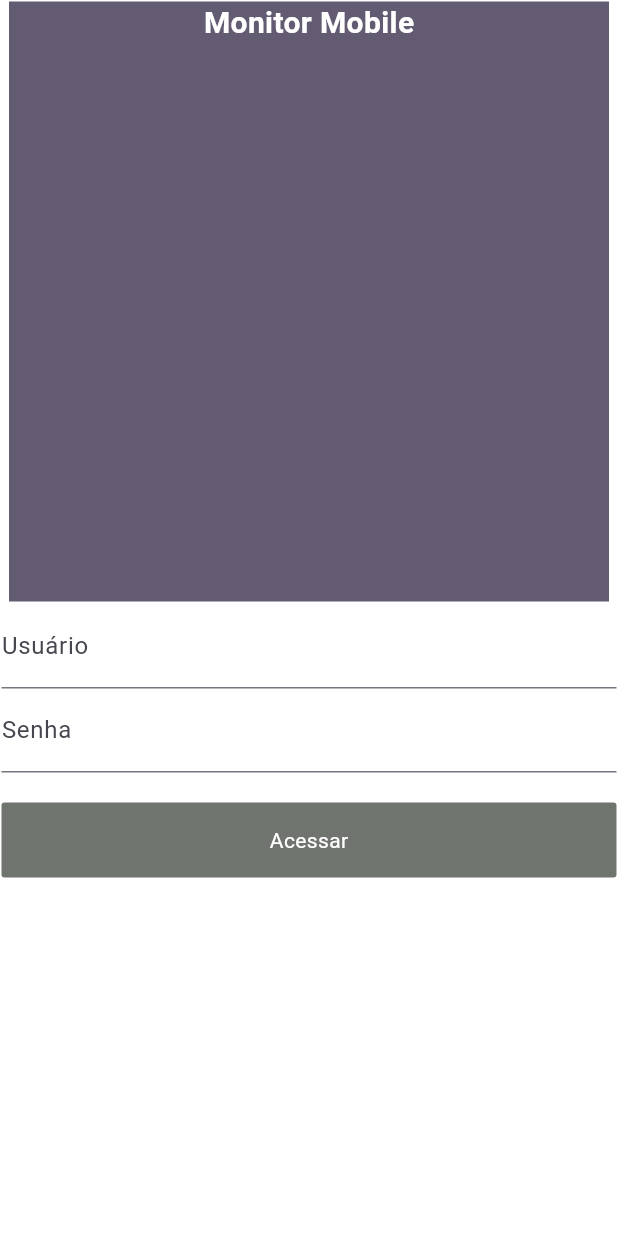
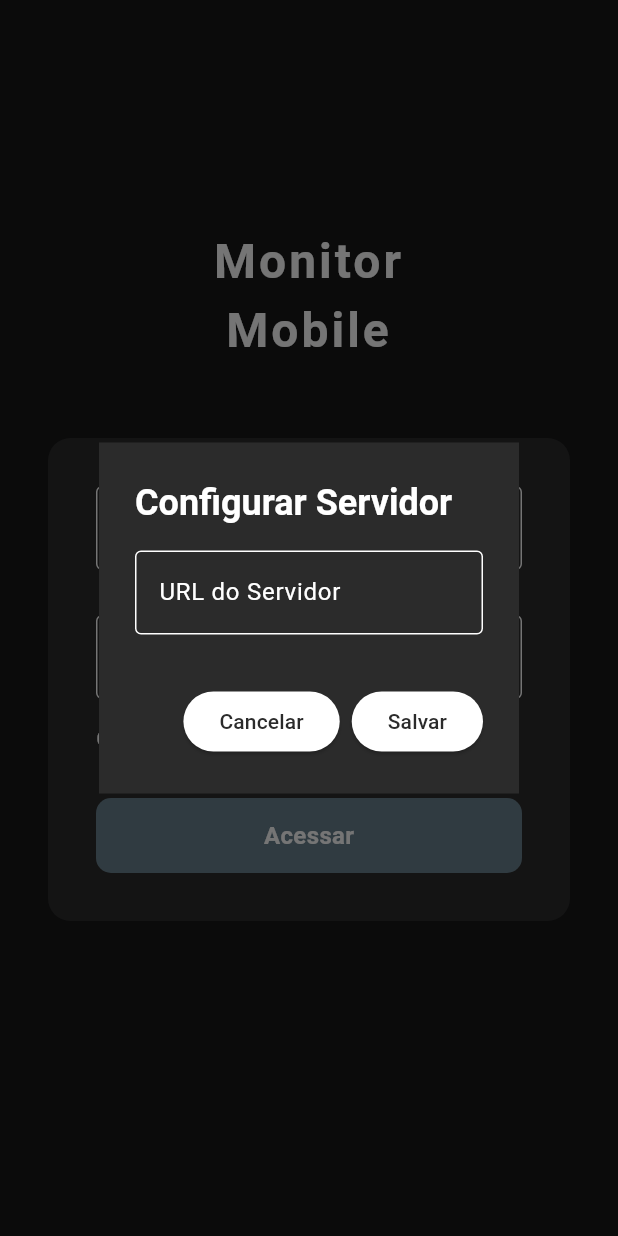
Before and after one commit to NasciGN/monitor-mobile, a Flutter app: the screen it shows after launch, after a tap on "Cadastrar Servidor", on a phone screen of 412 x 824 dp. Run offline on Flutter 3.47's test engine with Material 3 defaults, Android fonts, the phone set to English and light mode, and no system bars; our stand-ins replace get.

Commit message:
login page

```diff
--- a/lib/main.dart
+++ b/lib/main.dart
@@ -1,6 +1,9 @@
 import 'package:flutter/material.dart';
+import 'package:get/get.dart';
 import 'package:monitor_mobile/src/app.dart';
+import 'package:monitor_mobile/src/controllers/user/user_api.dart';
 
 void main() {
+  Get.put(UserApi());
   runApp(MonitorMobile());
 }
--- a/lib/src/core/themes/custom_dark_theme.dart
+++ b/lib/src/core/themes/custom_dark_theme.dart
@@ -3,7 +3,12 @@ import 'package:monitor_mobile/src/core/colors/custom_colors.dart';
 
 ThemeData customDarkTheme() {
   return ThemeData(
-    primaryColor: darkScdBgColor,
-    dialogBackgroundColor: darkTrdBgColor,
-  );
+      colorScheme: ColorScheme.fromSwatch().copyWith(
+        background: darkBgColor,
+        primary: darkScdBgColor,
+        secondary: darkTrdBgColor,
+        tertiary: darkBtnColor,
+      ),
+      buttonTheme: const ButtonThemeData(buttonColor: darkBtnColor),
+      dialogTheme: DialogTheme(backgroundColor: Colors.white));
 }
--- a/lib/src/views/login/components/login_form_widget.dart
+++ b/lib/src/views/login/components/login_form_widget.dart
@@ -1,5 +1,6 @@
 import 'package:flutter/material.dart';
 import 'package:get/get.dart';
+import 'package:monitor_mobile/src/controllers/user/user_api.dart';
 import 'package:monitor_mobile/src/views/login/components/server_url_dialog_widget.dart';
 
 class LoginForm extends StatefulWidget {
@@ -10,6 +11,8 @@ class LoginForm extends StatefulWidget {
 }
 
 class _LoginFormState extends State<LoginForm> {
+  late String serverResult;
+  final UserApi userapi = Get.find<UserApi>();
   final _formKey = GlobalKey<FormState>();
   final _controllerUrl = TextEditingController().obs;
   final _controllerUser = TextEditingController();
@@ -21,30 +24,60 @@ class _LoginFormState extends State<LoginForm> {
   Widget build(BuildContext context) {
     return Form(
       key: _formKey,
+      child: SingleChildScrollView(
         child: Column(
           children: [
             _buildUserField(),
+            const SizedBox(
+              height: 30,
+            ),
             _buildPassField(),
+            const SizedBox(
+              height: 16,
+            ),
             _buildServerRegistrationBtn(),
             _buildLoginBtn()
           ],
+        ),
       ),
     );
   }
 
   _buildUserField() {
     return TextFormField(
+      cursorColor: Colors.white,
+      style: const TextStyle(color: Colors.white),
       controller: _controllerUser,
-      decoration: const InputDecoration(label: Text('Usuário')),
+      decoration: _buildTextFormFieldDecoration('Usuário'),
     );
   }
 
   _buildPassField() {
     return TextFormField(
+      cursorColor: Colors.white,
+      style: const TextStyle(color: Colors.white),
       controller: _controllerPass,
       obscureText: isObscure ? true : false,
-      decoration: const InputDecoration(label: Text('Senha')),
+      decoration: _buildTextFormFieldDecoration('Senha'),
     );
+  }
+
+  _buildTextFormFieldDecoration(String label) {
+    return InputDecoration(
+        label: Text(label),
+        enabledBorder: const OutlineInputBorder(
+          borderSide: BorderSide(
+              color:
+                  Colors.white), // Define a cor da borda quando não selecionado
+        ),
+        labelStyle: const TextStyle(color: Colors.white),
+        focusedBorder: OutlineInputBorder(
+          borderSide: BorderSide(
+              color: Theme.of(context)
+                  .colorScheme
+                  .tertiary), // Define a cor da borda quando selecionado
+        ),
+        focusColor: Theme.of(context).colorScheme.tertiary);
   }
 
   _buildServerRegistrationBtn() {
@@ -52,18 +85,26 @@ class _LoginFormState extends State<LoginForm> {
         alignment: Alignment.centerLeft,
         child: GestureDetector(
           onTap: () async {
-            final result = _buildGetUrlFromDialog;
-            print(result);
+            final result =
+                await Get.dialog<String>(ServerRegistration(_controllerUrl));
+
+            setState(() {
+              serverResult = result!;
+            });
           },
-          child: Container(
-            height: 20,
-            width: 70,
-            child: const Text(
+          child: _buildTextBtn(),
+        ));
+  }
+
+  _buildTextBtn() {
+    return const SizedBox(
+      height: 50,
+      width: 200,
+      child: Text(
         'Cadastrar Servidor',
         style: TextStyle(color: Colors.white),
       ),
-          ),
-        ));
+    );
   }
 
   _buildLoginBtn() {
@@ -75,12 +116,13 @@ class _LoginFormState extends State<LoginForm> {
         height: 50,
         width: double.infinity,
         decoration: BoxDecoration(
-            color: const Color.fromARGB(255, 111, 116, 111),
-            borderRadius: BorderRadius.circular(2)),
+            color: Theme.of(context).colorScheme.tertiary,
+            borderRadius: BorderRadius.circular(10)),
         child: const Center(
             child: Text(
           'Acessar',
-          style: TextStyle(color: Colors.white),
+          style: TextStyle(
+              color: Colors.white, fontSize: 16, fontWeight: FontWeight.bold),
         )),
       ),
     );
@@ -101,11 +143,8 @@ class _LoginFormState extends State<LoginForm> {
     }
   }
 
-  _buildCallLoginApi() {
-    return '';
-  }
-
-  _buildGetUrlFromDialog() {
-    return Get.dialog<String>(ServerRegistration(_controllerUrl));
+  _buildCallLoginApi() async {
+    return await userapi.login(
+        _controllerPass.text, _controllerPass.text, serverResult);
   }
 }
--- a/lib/src/views/login/components/login_widget.dart
+++ b/lib/src/views/login/components/login_widget.dart
@@ -1,4 +1,6 @@
 import 'package:flutter/material.dart';
+import 'package:monitor_mobile/src/core/colors/custom_colors.dart';
+import 'package:monitor_mobile/src/core/themes/custom_dark_theme.dart';
 import 'package:monitor_mobile/src/views/login/components/login_form_widget.dart';
 
 class LoginWidget extends StatelessWidget {
@@ -7,13 +9,14 @@ class LoginWidget extends StatelessWidget {
   @override
   Widget build(BuildContext context) {
     return Container(
-      padding: const EdgeInsets.all(1),
+      padding: const EdgeInsets.all(32),
       decoration: _buildDecoration(),
       child: const LoginForm(),
     );
   }
 
   _buildDecoration() {
-    return const BoxDecoration();
+    return BoxDecoration(
+        color: darkScdBgColor, borderRadius: BorderRadius.circular(15));
   }
 }
--- a/lib/src/views/login/components/logo_widget.dart
+++ b/lib/src/views/login/components/logo_widget.dart
@@ -1,5 +1,4 @@
 import 'package:flutter/material.dart';
-import 'package:monitor_mobile/src/core/themes/custom_dark_theme.dart';
 
 class LogoWidget extends StatelessWidget {
   const LogoWidget({super.key});
@@ -7,17 +6,23 @@ class LogoWidget extends StatelessWidget {
   @override
   Widget build(BuildContext context) {
     return Container(
-      height: 400,
+      height: 100,
       width: 400,
-      color: Theme.of(context).colorScheme.secondary,
       margin: const EdgeInsets.all(1),
-      child: const Column(children: [
-        Text(
-          'Monitor Mobile',
-          style: TextStyle(
-              color: Colors.white, fontWeight: FontWeight.bold, fontSize: 20),
-        )
-      ]),
+      child: Text(
+        'Monitor \nMobile',
+        textAlign: TextAlign.center,
+        style: _buildTextStyle(),
+      ),
+    );
+  }
+
+  _buildTextStyle() {
+    return const TextStyle(
+      color: Colors.white,
+      fontWeight: FontWeight.bold,
+      fontSize: 32,
+      letterSpacing: 8 / 4,
     );
   }
 }
--- a/lib/src/views/login/components/server_url_dialog_widget.dart
+++ b/lib/src/views/login/components/server_url_dialog_widget.dart
@@ -1,5 +1,6 @@
 import 'package:flutter/material.dart';
 import 'package:get/get.dart';
+import 'package:monitor_mobile/src/core/colors/custom_colors.dart';
 
 class ServerRegistration extends StatelessWidget {
   final Rx<TextEditingController> controllerUrl;
@@ -9,20 +10,25 @@ class ServerRegistration extends StatelessWidget {
   Widget build(BuildContext context) {
     TextEditingController _urlController = TextEditingController();
     return AlertDialog(
-      title: const Text('Configurar Servidor'),
-      backgroundColor: Theme.of(context).dialogBackgroundColor,
+      title: const Text(
+        'Configurar Servidor',
+        style: TextStyle(color: Colors.white, fontWeight: FontWeight.bold),
+      ),
+      backgroundColor: darkScdBgColor,
+      shape: const BeveledRectangleBorder(),
       content: Column(
         mainAxisSize: MainAxisSize.min,
         children: [
           TextFormField(
+            style: TextStyle(color: Colors.white),
             controller: _urlController,
-            decoration: const InputDecoration(labelText: 'URL do Servidor'),
+            decoration: _buildTextFormFieldDecoration('URL do Servidor'),
           ),
           const SizedBox(height: 10),
         ],
       ),
       actions: [
-        TextButton(
+        ElevatedButton(
           onPressed: () {
             Navigator.of(context).pop();
           },
@@ -38,4 +44,20 @@ class ServerRegistration extends StatelessWidget {
       ],
     );
   }
+
+  _buildTextFormFieldDecoration(String label) {
+    return InputDecoration(
+        label: Text(label),
+        enabledBorder: const OutlineInputBorder(
+          borderSide: BorderSide(
+              color:
+                  Colors.white), // Define a cor da borda quando não selecionado
+        ),
+        labelStyle: const TextStyle(color: Colors.white),
+        focusedBorder: const OutlineInputBorder(
+          borderSide: BorderSide(
+              color: darkBtnColor), // Define a cor da borda quando selecionado
+        ),
+        focusColor: darkBtnColor);
+  }
 }
--- a/lib/src/views/login/login_page.dart
+++ b/lib/src/views/login/login_page.dart
@@ -1,4 +1,5 @@
 import 'package:flutter/material.dart';
+import 'package:monitor_mobile/src/core/colors/custom_colors.dart';
 import 'package:monitor_mobile/src/core/themes/custom_dark_theme.dart';
 
 import 'package:monitor_mobile/src/views/login/components/login_widget.dart';
@@ -15,14 +16,27 @@ class _LoginPageState extends State<LoginPage> {
   @override
   Widget build(BuildContext context) {
     return Scaffold(
-      backgroundColor: Theme.of(context).primaryColor,
+      backgroundColor: darkBgColor,
       body: _buildBody(),
     );
   }
 
   _buildBody() {
-    return const Column(
-      children: [LogoWidget(), LoginWidget()],
+    return const SingleChildScrollView(
+      child: Padding(
+        padding: EdgeInsets.symmetric(horizontal: 32, vertical: 150),
+        child: Column(
+          mainAxisAlignment: MainAxisAlignment.spaceBetween,
+          crossAxisAlignment: CrossAxisAlignment.center,
+          children: [
+            LogoWidget(),
+            SizedBox(
+              height: 40,
+            ),
+            LoginWidget()
+          ],
+        ),
+      ),
     );
   }
 }
```
Also changed, not shown: lib/src/controllers/user/user_api.dart (added, +39 -0 lines), lib/src/core/colors/custom_colors.dart (+24 -24 lines), 1 other file. Lines whose indentation alone changed are shown as unchanged.
